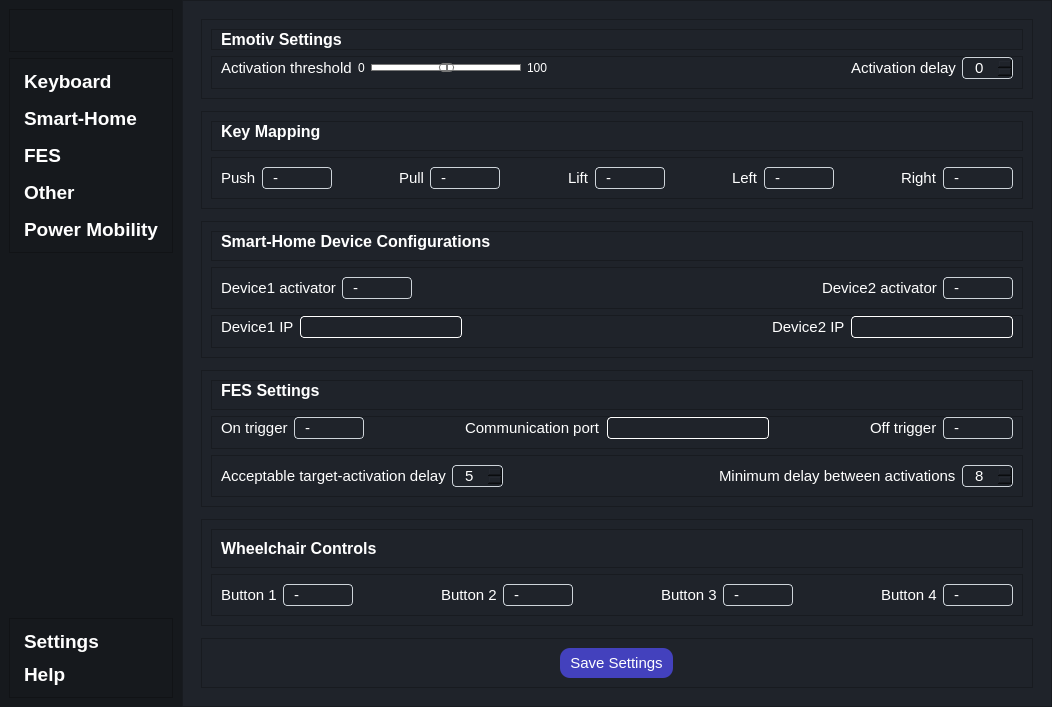
GRH-BCI/GRH-Home-BCI, file welcomescreen.ui: the form before one commit.
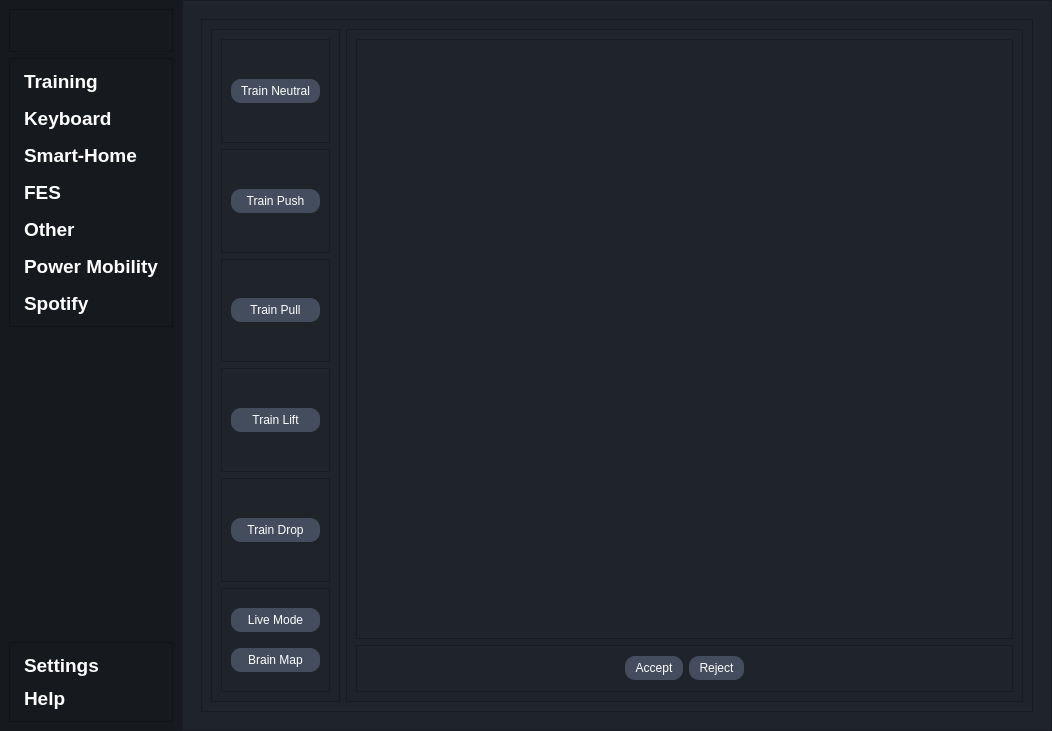
The form after the commit. The open tabs and pages were chosen to show the change. Icons and pictures are not drawn.

Commit message: added spotify to front end and backend

Diff of the .ui file:
```diff
--- a/welcomescreen.ui
+++ b/welcomescreen.ui
@@ -7,7 +7,7 @@
     <x>0</x>
     <y>0</y>
     <width>1052</width>
-    <height>707</height>
+    <height>731</height>
    </rect>
   </property>
   <property name="sizePolicy">
@@ -160,6 +160,34 @@
             <property name="leftMargin">
              <number>9</number>
             </property>
+            <item>
+             <widget class="QPushButton" name="training">
+              <property name="font">
+               <font>
+                <pointsize>14</pointsize>
+                <bold>true</bold>
+               </font>
+              </property>
+              <property name="styleSheet">
+               <string notr="true">text-align:left;
+border:none;
+padding: 2px 5px;
+color:#fff;
+margin:0;
+background-color:transparent;
+</string>
+              </property>
+              <property name="text">
+               <string>Training</string>
+              </property>
+              <property name="iconSize">
+               <size>
+                <width>25</width>
+                <height>25</height>
+               </size>
+              </property>
+             </widget>
+            </item>
             <item>
              <widget class="QPushButton" name="keyboard">
               <property name="sizePolicy">
@@ -171,7 +199,6 @@
               <property name="font">
                <font>
                 <pointsize>14</pointsize>
-                <weight>75</weight>
                 <bold>true</bold>
                </font>
               </property>
@@ -210,7 +237,6 @@
               <property name="font">
                <font>
                 <pointsize>14</pointsize>
-                <weight>75</weight>
                 <bold>true</bold>
                </font>
               </property>
@@ -249,7 +275,6 @@
               <property name="font">
                <font>
                 <pointsize>14</pointsize>
-                <weight>75</weight>
                 <bold>true</bold>
                </font>
               </property>
@@ -288,7 +313,6 @@
               <property name="font">
                <font>
                 <pointsize>14</pointsize>
-                <weight>75</weight>
                 <bold>true</bold>
                </font>
               </property>
@@ -327,7 +351,6 @@
               <property name="font">
                <font>
                 <pointsize>14</pointsize>
-                <weight>75</weight>
                 <bold>true</bold>
                </font>
               </property>
@@ -355,6 +378,34 @@
               </property>
              </widget>
             </item>
+            <item>
+             <widget class="QPushButton" name="spotify">
+              <property name="font">
+               <font>
+                <pointsize>14</pointsize>
+                <bold>true</bold>
+               </font>
+              </property>
+              <property name="styleSheet">
+               <string notr="true">text-align:left;
+border:none;
+padding: 2px 5px;
+color:#fff;
+margin:0;
+background-color:transparent;
+</string>
+              </property>
+              <property name="text">
+               <string>Spotify</string>
+              </property>
+              <property name="iconSize">
+               <size>
+                <width>25</width>
+                <height>25</height>
+               </size>
+              </property>
+             </widget>
+            </item>
            </layout>
           </widget>
          </item>
@@ -391,7 +442,6 @@
               <property name="font">
                <font>
                 <pointsize>14</pointsize>
-                <weight>75</weight>
                 <bold>true</bold>
                </font>
               </property>
@@ -430,7 +480,6 @@
               <property name="font">
                <font>
                 <pointsize>14</pointsize>
-                <weight>75</weight>
                 <bold>true</bold>
                </font>
               </property>
@@ -1218,6 +1267,518 @@
                 </item>
                </layout>
               </widget>
+              <widget class="QWidget" name="TrainingPage">
+               <layout class="QHBoxLayout" name="horizontalLayout_27">
+                <item>
+                 <widget class="QFrame" name="frame_45">
+                  <property name="frameShape">
+                   <enum>QFrame::StyledPanel</enum>
+                  </property>
+                  <property name="frameShadow">
+                   <enum>QFrame::Raised</enum>
+                  </property>
+                  <layout class="QHBoxLayout" name="horizontalLayout_34">
+                   <item>
+                    <widget class="QFrame" name="frame_46">
+                     <property name="frameShape">
+                      <enum>QFrame::StyledPanel</enum>
+                     </property>
+                     <property name="frameShadow">
+                      <enum>QFrame::Raised</enum>
+                     </property>
+                     <layout class="QVBoxLayout" name="verticalLayout_30">
+                      <item>
+                       <widget class="QFrame" name="frame_48">
+                        <property name="frameShape">
+                         <enum>QFrame::StyledPanel</enum>
+                        </property>
+                        <property name="frameShadow">
+                         <enum>QFrame::Raised</enum>
+                        </property>
+                        <layout class="QHBoxLayout" name="horizontalLayout_28">
+                         <item>
+                          <widget class="QPushButton" name="pushButton">
+                           <property name="maximumSize">
+                            <size>
+                             <width>150</width>
+                             <height>16777215</height>
+                            </size>
+                           </property>
+                           <property name="styleSheet">
+                            <string notr="true">QPushButton{
+	background-color:rgb(68, 77, 93);
+	color:rgb(255, 255, 255);
+	padding: 5px 10px; 
+	border-top-left-radius: 10px;
+	border-top-right-radius: 10px;
+	border-bottom-left-radius: 10px;
+	border-bottom-right-radius: 10px;
+	border-left: 2px solidrgb(135, 153, 184);
+	border-right: 2px solidrgb(135, 153, 184);
+	border-top: 2px solidrgb(135, 153, 184);
+	border-bottom: 2px solidrgb(135, 153, 184);
+}
+QPushButton:hover{
+	background-color:rgb(148, 168, 202);
+}
+QPushButton:pressed{
+	background-color:rgb(143, 255, 130);
+}
+</string>
+                           </property>
+                           <property name="text">
+                            <string>Train Neutral</string>
+                           </property>
+                          </widget>
+                         </item>
+                        </layout>
+                       </widget>
+                      </item>
+                      <item>
+                       <widget class="QFrame" name="frame_49">
+                        <property name="frameShape">
+                         <enum>QFrame::StyledPanel</enum>
+                        </property>
+                        <property name="frameShadow">
+                         <enum>QFrame::Raised</enum>
+                        </property>
+                        <layout class="QHBoxLayout" name="horizontalLayout_29">
+                         <item>
+                          <widget class="QPushButton" name="pushButton_2">
+                           <property name="maximumSize">
+                            <size>
+                             <width>150</width>
+                             <height>16777215</height>
+                            </size>
+                           </property>
+                           <property name="styleSheet">
+                            <string notr="true">QPushButton{
+	background-color:rgb(68, 77, 93);
+	color:rgb(255, 255, 255);
+	padding: 5px 10px; 
+	border-top-left-radius: 10px;
+	border-top-right-radius: 10px;
+	border-bottom-left-radius: 10px;
+	border-bottom-right-radius: 10px;
+	border-left: 2px solidrgb(135, 153, 184);
+	border-right: 2px solidrgb(135, 153, 184);
+	border-top: 2px solidrgb(135, 153, 184);
+	border-bottom: 2px solidrgb(135, 153, 184);
+}
+QPushButton:hover{
+	background-color:rgb(148, 168, 202);
+}
+QPushButton:pressed{
+	background-color:rgb(143, 255, 130);
+}
+</string>
+                           </property>
+                           <property name="text">
+                            <string>Train Push</string>
+                           </property>
+                          </widget>
+                         </item>
+                        </layout>
+                       </widget>
+                      </item>
+                      <item>
+                       <widget class="QFrame" name="frame_50">
+                        <property name="frameShape">
+                         <enum>QFrame::StyledPanel</enum>
+                        </property>
+                        <property name="frameShadow">
+                         <enum>QFrame::Raised</enum>
+                        </property>
+                        <layout class="QHBoxLayout" name="horizontalLayout_30">
+                         <item>
+                          <widget class="QPushButton" name="pushButton_3">
+                           <property name="maximumSize">
+                            <size>
+                             <width>150</width>
+                             <height>16777215</height>
+                            </size>
+                           </property>
+                           <property name="styleSheet">
+                            <string notr="true">QPushButton{
+	background-color:rgb(68, 77, 93);
+	color:rgb(255, 255, 255);
+	padding: 5px 10px; 
+	border-top-left-radius: 10px;
+	border-top-right-radius: 10px;
+	border-bottom-left-radius: 10px;
+	border-bottom-right-radius: 10px;
+	border-left: 2px solidrgb(135, 153, 184);
+	border-right: 2px solidrgb(135, 153, 184);
+	border-top: 2px solidrgb(135, 153, 184);
+	border-bottom: 2px solidrgb(135, 153, 184);
+}
+QPushButton:hover{
+	background-color:rgb(148, 168, 202);
+}
+QPushButton:pressed{
+	background-color:rgb(143, 255, 130);
+}
+</string>
+                           </property>
+                           <property name="text">
+                            <string>Train Pull</string>
+                           </property>
+                          </widget>
+                         </item>
+                        </layout>
+                       </widget>
+                      </item>
+                      <item>
+                       <widget class="QFrame" name="frame_51">
+                        <property name="frameShape">
+                         <enum>QFrame::StyledPanel</enum>
+                        </property>
+                        <property name="frameShadow">
+                         <enum>QFrame::Raised</enum>
+                        </property>
+                        <layout class="QHBoxLayout" name="horizontalLayout_31">
+                         <item>
+                          <widget class="QPushButton" name="pushButton_4">
+                           <property name="maximumSize">
+                            <size>
+                             <width>150</width>
+                             <height>16777215</height>
+                            </size>
+                           </property>
+                           <property name="styleSheet">
+                            <string notr="true">QPushButton{
+	background-color:rgb(68, 77, 93);
+	color:rgb(255, 255, 255);
+	padding: 5px 10px; 
+	border-top-left-radius: 10px;
+	border-top-right-radius: 10px;
+	border-bottom-left-radius: 10px;
+	border-bottom-right-radius: 10px;
+	border-left: 2px solidrgb(135, 153, 184);
+	border-right: 2px solidrgb(135, 153, 184);
+	border-top: 2px solidrgb(135, 153, 184);
+	border-bottom: 2px solidrgb(135, 153, 184);
+}
+QPushButton:hover{
+	background-color:rgb(148, 168, 202);
+}
+QPushButton:pressed{
+	background-color:rgb(143, 255, 130);
+}
+</string>
+                           </property>
+                           <property name="text">
+                            <string>Train Lift</string>
+                           </property>
+                          </widget>
+                         </item>
+                        </layout>
+                       </widget>
+                      </item>
+                      <item>
+                       <widget class="QFrame" name="frame_52">
+                        <property name="frameShape">
+                         <enum>QFrame::StyledPanel</enum>
+                        </property>
+                        <property name="frameShadow">
+                         <enum>QFrame::Raised</enum>
+                        </property>
+                        <layout class="QHBoxLayout" name="horizontalLayout_32">
+                         <item>
+                          <widget class="QPushButton" name="pushButton_5">
+                           <property name="maximumSize">
+                            <size>
+                             <width>150</width>
+                             <height>16777215</height>
+                            </size>
+                           </property>
+                           <property name="styleSheet">
+                            <string notr="true">QPushButton{
+	background-color:rgb(68, 77, 93);
+	color:rgb(255, 255, 255);
+	padding: 5px 10px; 
+	border-top-left-radius: 10px;
+	border-top-right-radius: 10px;
+	border-bottom-left-radius: 10px;
+	border-bottom-right-radius: 10px;
+	border-left: 2px solidrgb(135, 153, 184);
+	border-right: 2px solidrgb(135, 153, 184);
+	border-top: 2px solidrgb(135, 153, 184);
+	border-bottom: 2px solidrgb(135, 153, 184);
+}
+QPushButton:hover{
+	background-color:rgb(148, 168, 202);
+}
+QPushButton:pressed{
+	background-color:rgb(143, 255, 130);
+}
+</string>
+                           </property>
+                           <property name="text">
+                            <string>Train Drop</string>
+                           </property>
+                          </widget>
+                         </item>
+                        </layout>
+                       </widget>
+                      </item>
+                      <item>
+                       <widget class="QFrame" name="frame_55">
+                        <property name="frameShape">
+                         <enum>QFrame::StyledPanel</enum>
+                        </property>
+                        <property name="frameShadow">
+                         <enum>QFrame::Raised</enum>
+                        </property>
+                        <layout class="QVBoxLayout" name="verticalLayout_31">
+                         <item>
+                          <widget class="QPushButton" name="pushButton_9">
+                           <property name="styleSheet">
+                            <string notr="true">QPushButton{
+	background-color:rgb(68, 77, 93);
+	color:rgb(255, 255, 255);
+	padding: 5px 10px; 
+	border-top-left-radius: 10px;
+	border-top-right-radius: 10px;
+	border-bottom-left-radius: 10px;
+	border-bottom-right-radius: 10px;
+	border-left: 2px solidrgb(135, 153, 184);
+	border-right: 2px solidrgb(135, 153, 184);
+	border-top: 2px solidrgb(135, 153, 184);
+	border-bottom: 2px solidrgb(135, 153, 184);
+}
+QPushButton:hover{
+	background-color:rgb(148, 168, 202);
+}
+QPushButton:pressed{
+	background-color:rgb(143, 255, 130);
+}
+</string>
+                           </property>
+                           <property name="text">
+                            <string>Live Mode</string>
+                           </property>
+                          </widget>
+                         </item>
+                         <item>
+                          <widget class="QPushButton" name="pushButton_8">
+                           <property name="styleSheet">
+                            <string notr="true">QPushButton{
+	background-color:rgb(68, 77, 93);
+	color:rgb(255, 255, 255);
+	padding: 5px 10px; 
+	border-top-left-radius: 10px;
+	border-top-right-radius: 10px;
+	border-bottom-left-radius: 10px;
+	border-bottom-right-radius: 10px;
+	border-left: 2px solidrgb(135, 153, 184);
+	border-right: 2px solidrgb(135, 153, 184);
+	border-top: 2px solidrgb(135, 153, 184);
+	border-bottom: 2px solidrgb(135, 153, 184);
+}
+QPushButton:hover{
+	background-color:rgb(148, 168, 202);
+}
+QPushButton:pressed{
+	background-color:rgb(143, 255, 130);
+}
+</string>
+                           </property>
+                           <property name="text">
+                            <string>Brain Map</string>
+                           </property>
+                          </widget>
+                         </item>
+                        </layout>
+                       </widget>
+                      </item>
+                     </layout>
+                    </widget>
+                   </item>
+                   <item>
+                    <widget class="QFrame" name="frame_47">
+                     <property name="frameShape">
+                      <enum>QFrame::StyledPanel</enum>
+                     </property>
+                     <property name="frameShadow">
+                      <enum>QFrame::Raised</enum>
+                     </property>
+                     <layout class="QVBoxLayout" name="verticalLayout_32">
+                      <item>
+                       <widget class="QFrame" name="frame_53">
+                        <property name="sizePolicy">
+                         <sizepolicy hsizetype="Minimum" vsizetype="Minimum">
+                          <horstretch>0</horstretch>
+                          <verstretch>0</verstretch>
+                         </sizepolicy>
+                        </property>
+                        <property name="minimumSize">
+                         <size>
+                          <width>600</width>
+                          <height>600</height>
+                         </size>
+                        </property>
+                        <property name="frameShape">
+                         <enum>QFrame::StyledPanel</enum>
+                        </property>
+                        <property name="frameShadow">
+                         <enum>QFrame::Raised</enum>
+                        </property>
+                        <widget class="QLabel" name="label_31">
+                         <property name="geometry">
+                          <rect>
+                           <x>240</x>
+                           <y>240</y>
+                           <width>150</width>
+                           <height>150</height>
+                          </rect>
+                         </property>
+                         <property name="sizePolicy">
+                          <sizepolicy hsizetype="Minimum" vsizetype="Minimum">
+                           <horstretch>0</horstretch>
+                           <verstretch>0</verstretch>
+                          </sizepolicy>
+                         </property>
+                         <property name="minimumSize">
+                          <size>
+                           <width>150</width>
+                           <height>150</height>
+                          </size>
+                         </property>
+                         <property name="maximumSize">
+                          <size>
+                           <width>300</width>
+                           <height>300</height>
+                          </size>
+                         </property>
+                         <property name="sizeIncrement">
+                          <size>
+                           <width>0</width>
+                           <height>0</height>
+                          </size>
+                         </property>
+                         <property name="baseSize">
+                          <size>
+                           <width>150</width>
+                           <height>150</height>
+                          </size>
+                         </property>
+                         <property name="text">
+                          <string/>
+                         </property>
+                         <property name="pixmap">
+                          <pixmap resource="resources.qrc">:/photos/Assets/frog.png</pixmap>
+                         </property>
+                         <property name="scaledContents">
+                          <bool>true</bool>
+                         </property>
+                        </widget>
+                       </widget>
+                      </item>
+                      <item>
+                       <widget class="QFrame" name="frame_54">
+                        <property name="frameShape">
+                         <enum>QFrame::StyledPanel</enum>
+                        </property>
+                        <property name="frameShadow">
+                         <enum>QFrame::Raised</enum>
+                        </property>
+                        <layout class="QHBoxLayout" name="horizontalLayout_33">
+                         <item>
+                          <spacer name="horizontalSpacer_23">
+                           <property name="orientation">
+                            <enum>Qt::Horizontal</enum>
+                           </property>
+                           <property name="sizeHint" stdset="0">
+                            <size>
+                             <width>40</width>
+                             <height>20</height>
+                            </size>
+                           </property>
+                          </spacer>
+                         </item>
+                         <item>
+                          <widget class="QPushButton" name="pushButton_6">
+                           <property name="styleSheet">
+                            <string notr="true">QPushButton{
+	background-color:rgb(68, 77, 93);
+	color:rgb(255, 255, 255);
+	padding: 5px 10px; 
+	border-top-left-radius: 10px;
+	border-top-right-radius: 10px;
+	border-bottom-left-radius: 10px;
+	border-bottom-right-radius: 10px;
+	border-left: 2px solidrgb(135, 153, 184);
+	border-right: 2px solidrgb(135, 153, 184);
+	border-top: 2px solidrgb(135, 153, 184);
+	border-bottom: 2px solidrgb(135, 153, 184);
+}
+QPushButton:hover{
+	background-color:rgb(148, 168, 202);
+}
+QPushButton:pressed{
+	background-color:rgb(143, 255, 130);
+}
+</string>
+                           </property>
+                           <property name="text">
+                            <string>Accept</string>
+                           </property>
+                          </widget>
+                         </item>
+                         <item>
+                          <widget class="QPushButton" name="pushButton_7">
+                           <property name="styleSheet">
+                            <string notr="true">QPushButton{
+	background-color:rgb(68, 77, 93);
+	color:rgb(255, 255, 255);
+	padding: 5px 10px; 
+	border-top-left-radius: 10px;
+	border-top-right-radius: 10px;
+	border-bottom-left-radius: 10px;
+	border-bottom-right-radius: 10px;
+	border-left: 2px solidrgb(135, 153, 184);
+	border-right: 2px solidrgb(135, 153, 184);
+	border-top: 2px solidrgb(135, 153, 184);
+	border-bottom: 2px solidrgb(135, 153, 184);
+}
+QPushButton:hover{
+	background-color:rgb(148, 168, 202);
+}
+QPushButton:pressed{
+	background-color:rgb(143, 255, 130);
+}
+</string>
+                           </property>
+                           <property name="text">
+                            <string>Reject</string>
+                           </property>
+                          </widget>
+                         </item>
+                         <item>
+                          <spacer name="horizontalSpacer_24">
+                           <property name="orientation">
+                            <enum>Qt::Horizontal</enum>
+                           </property>
+                           <property name="sizeHint" stdset="0">
+                            <size>
+                             <width>40</width>
+                             <height>20</height>
+                            </size>
+                           </property>
+                          </spacer>
+                         </item>
+                        </layout>
+                       </widget>
+                      </item>
+                     </layout>
+                    </widget>
+                   </item>
+                  </layout>
+                 </widget>
+                </item>
+               </layout>
+              </widget>
               <widget class="QWidget" name="FesPage">
                <layout class="QVBoxLayout" name="verticalLayout_22">
                 <item>
@@ -2662,7 +3223,6 @@
                         <property name="font">
                          <font>
                           <pointsize>12</pointsize>
-                          <weight>75</weight>
                           <bold>true</bold>
                          </font>
                         </property>
@@ -2880,7 +3440,6 @@
                         <property name="font">
                          <font>
                           <pointsize>12</pointsize>
-                          <weight>75</weight>
                           <bold>true</bold>
                          </font>
                         </property>
@@ -3817,7 +4376,6 @@
                         <property name="font">
                          <font>
                           <pointsize>12</pointsize>
-                          <weight>75</weight>
                           <bold>true</bold>
                          </font>
                         </property>
@@ -4157,7 +4715,6 @@
                         <property name="font">
                          <font>
                           <pointsize>12</pointsize>
-                          <weight>75</weight>
                           <bold>true</bold>
                          </font>
                         </property>
@@ -4532,7 +5089,6 @@
                         <property name="font">
                          <font>
                           <pointsize>12</pointsize>
-                          <weight>75</weight>
                           <bold>true</bold>
                          </font>
                         </property>
```
Left out of the diff: 470 changed lines with no effect on the pictures. The commit also changes 19 other files.
